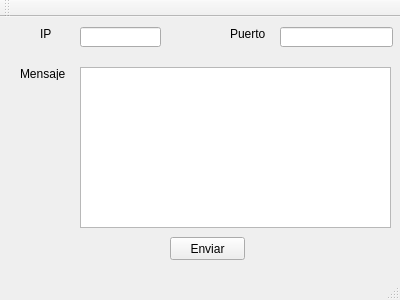
Qt form mainwindow.ui (carmenales/clienteUDP) before a commit.
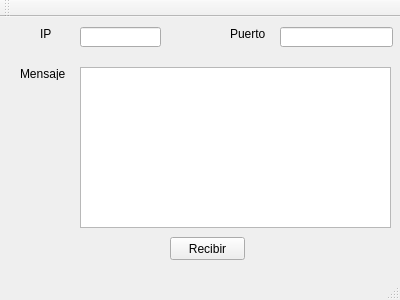
The same form after that commit.

What changed in the file:
```diff
--- a/mainwindow.ui
+++ b/mainwindow.ui
@@ -96,7 +96,7 @@
      </rect>
     </property>
     <property name="text">
-     <string>Enviar</string>
+     <string>Recibir</string>
     </property>
    </widget>
   </widget>
```
Left out of the diff: 2 changed lines with no effect on the pictures.
